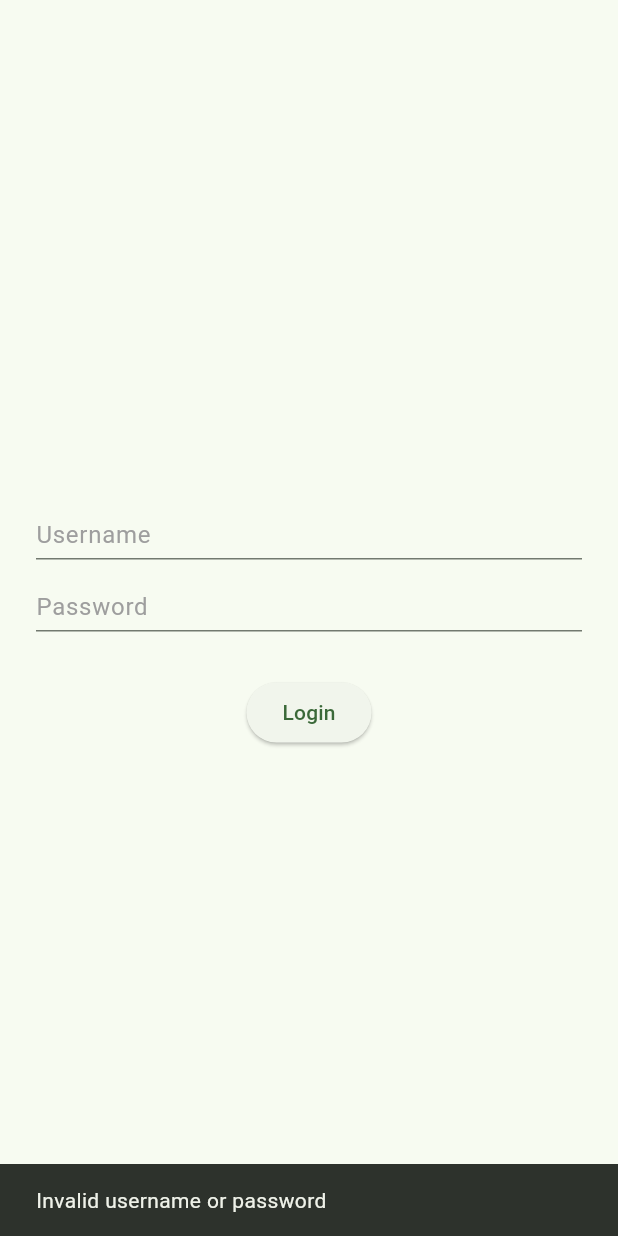
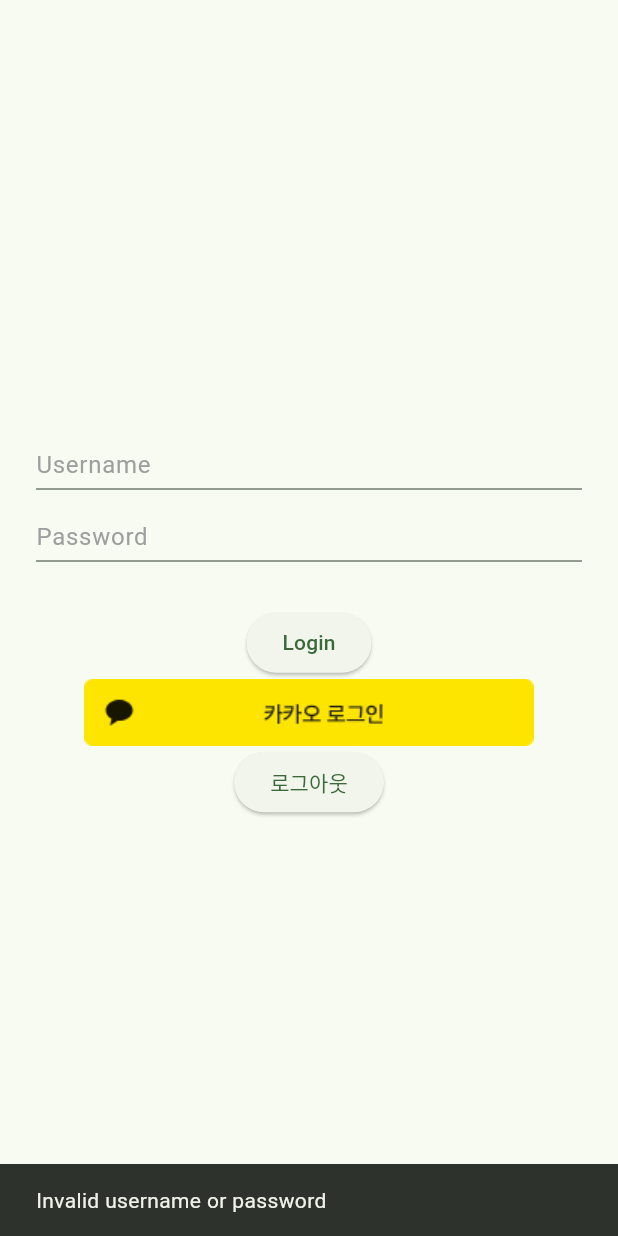
Before and after one commit to shyukahn/madcamp_week2_front, a Flutter app: the screen it shows after launch, after a tap on "Login", on a phone screen of 412 x 824 dp. Run offline on Flutter 3.47's test engine with Material 3 defaults, Android fonts, the phone set to English and light mode, and no system bars; our stand-ins replace flutter_dotenv; missing offline and left inert: kakao_flutter_sdk.

Commit message:
feat: added KakaoTalk login

```diff
--- a/lib/main.dart
+++ b/lib/main.dart
@@ -1,8 +1,13 @@
 import 'package:flutter/material.dart';
-import 'package:serverapp/pages/homepage.dart';
+import 'package:flutter_dotenv/flutter_dotenv.dart';
+import 'package:kakao_flutter_sdk/kakao_flutter_sdk.dart';
 import 'package:serverapp/pages/login_page.dart';
 
-void main() {
+void main() async {
+  WidgetsFlutterBinding.ensureInitialized();
+  await dotenv.load(fileName: "assets/config/.env");
+  KakaoSdk.init(nativeAppKey: dotenv.env['kakaoAppkey']);
+
   runApp(const MyApp());
 }
 
--- a/lib/pages/login_page.dart
+++ b/lib/pages/login_page.dart
@@ -1,4 +1,6 @@
 import 'package:flutter/material.dart';
+import 'package:flutter/services.dart';
+import 'package:kakao_flutter_sdk/kakao_flutter_sdk.dart';
 import 'package:serverapp/pages/HomePage.dart';
 
 class LoginPage extends StatelessWidget {
@@ -10,15 +12,50 @@ class LoginPage extends StatelessWidget {
   void _login(BuildContext context) {
     // TODO: validate input with login server
     if (_usernameController.text == 'admin' && _passwordController.text == 'admin') {
-      Navigator.of(context).pushReplacement(
-        MaterialPageRoute(builder: (context) => const Homepage(title: 'Homepage Title'))
-      );
+      _gotoHomepage(context);
     } else {
       // Show error message
       ScaffoldMessenger.of(context).showSnackBar(
         const SnackBar(content: Text('Invalid username or password'))
       );
     }
+  }
+
+  void signInWithKakao(BuildContext context) async {
+    try {
+      bool isInstalled = await isKakaoTalkInstalled();
+
+      OAuthToken token = isInstalled
+          ? await UserApi.instance.loginWithKakaoTalk() // if installed execute KakaoTalk
+          : await UserApi.instance.loginWithKakaoAccount(); // else Kakao web
+
+      print('카카오톡으로 로그인 성공');
+
+      // 로그인 성공 후 사용자 정보 요청
+      User user = await UserApi.instance.me();
+      print('회원번호: ${user.id}\n');
+      print('닉네임: ${user.kakaoAccount?.profile?.nickname}\n');
+
+      _gotoHomepage(context);
+
+    } catch (error) {
+      print('카카오톡으로 로그인 실패 $error');
+      // 사용자가 카카오톡 설치 후 디바이스 권한 요청 화면에서 로그인을 취소한 경우,
+      // 의도적인 로그인 취소로 보고 카카오계정으로 로그인 시도 없이 로그인 취소로 처리 (예: 뒤로 가기)
+      if (error is PlatformException && error.code == 'CANCELED') {
+        return;
+      }
+    }
+  }
+
+  void _gotoHomepage(BuildContext context) {
+    Navigator.of(context).pushReplacement(
+        MaterialPageRoute(builder: (context) => const Homepage(title: 'Homepage Title'))
+    );
+  }
+
+  void signOut() async {
+    await UserApi.instance.unlink();
   }
 
   @override
@@ -29,7 +66,26 @@ class LoginPage extends StatelessWidget {
         child: Column(
           mainAxisAlignment: MainAxisAlignment.center,
           children: <Widget>[
-            TextField(
+            _usernameTextField(),
+            _passwordTextField(),
+            const SizedBox(height: 30),
+            ElevatedButton(
+              onPressed: () => _login(context),
+              child: const Text('Login'),
+            ),
+            _kakaoLoginButton(
+                'kakao_login_medium_wide',
+                () => signInWithKakao(context)
+            ),
+            _kakaoLogoutButton()
+          ],
+        ),
+      ),
+    );
+  }
+
+  Widget _usernameTextField() {
+    return TextField(
       controller: _usernameController,
       decoration: const InputDecoration(
           hintText: 'Username',
@@ -38,8 +94,11 @@ class LoginPage extends StatelessWidget {
           )
       ),
       textAlignVertical: TextAlignVertical.bottom,
-            ),
-            TextField(
+    );
+  }
+
+  Widget _passwordTextField() {
+    return TextField(
       controller: _passwordController,
       obscureText: true,
       decoration: const InputDecoration(
@@ -49,15 +108,21 @@ class LoginPage extends StatelessWidget {
         ),
       ),
       textAlignVertical: TextAlignVertical.bottom,
-            ),
-            const SizedBox(height: 30),
-            ElevatedButton(
-                onPressed: () => _login(context),
-                child: const Text('Login')
-            ),
-          ],
-        ),
-      ),
+    );
+  }
+
+  Widget _kakaoLoginButton(String path, VoidCallback onTap) {
+    return GestureDetector(
+      onTap: onTap,
+      child: Image.asset('assets/images/$path.png'),
+    );
+  }
+
+  Widget _kakaoLogoutButton() {
+    return ElevatedButton(
+      onPressed: signOut,
+      style: ButtonStyle(),
+      child: const Text('로그아웃'),
     );
   }
 }
--- a/pubspec.yaml
+++ b/pubspec.yaml
@@ -35,6 +35,8 @@ dependencies:
   # The following adds the Cupertino Icons font to your application.
   # Use with the CupertinoIcons class for iOS style icons.
   cupertino_icons: ^1.0.6
+  kakao_flutter_sdk: ^1.9.3
+  flutter_dotenv: ^5.1.0
 
 dev_dependencies:
   flutter_test:
@@ -59,7 +61,9 @@ flutter:
   uses-material-design: true
 
   # To add assets to your application, add an assets section, like this:
-  # assets:
+  assets:
+    - assets/config/.env
+    - assets/images/kakao_login_medium_wide.png
   #   - images/a_dot_burr.jpeg
   #   - images/a_dot_ham.jpeg
 
```
Also changed, not shown: assets/images/kakao_login_medium_wide.png (added), pubspec.lock, 3 other files. Lines whose indentation alone changed are shown as unchanged.
